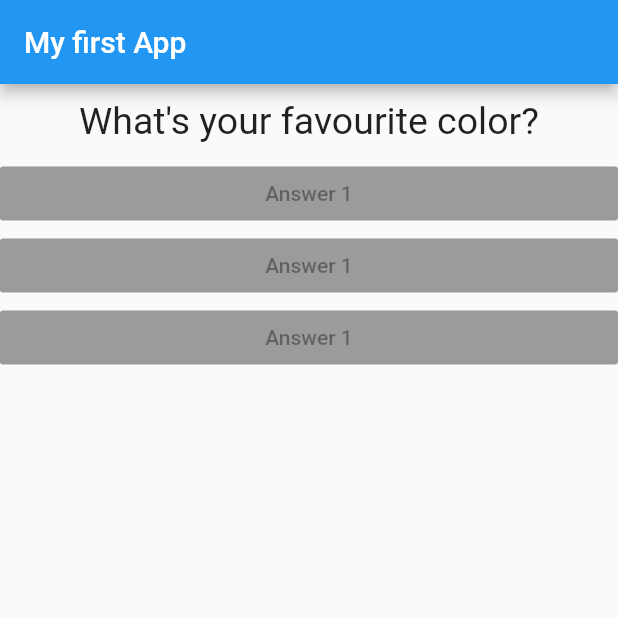
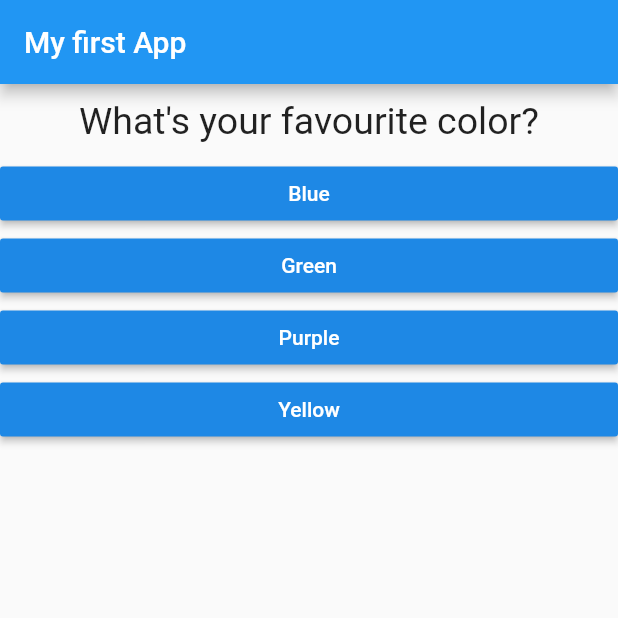
Before and after one commit to Zwennsch/flutterTutorialAcademind, a Flutter app: the screen it shows after launch, on a phone screen of 412 x 824 dp, the top half of it. Run offline on Flutter 3.47's test engine with Material 2 defaults, Android fonts, the phone set to English and light mode, and no system bars.

Commit message:
changed questions into map

```diff
--- a/lib/answer.dart
+++ b/lib/answer.dart
@@ -1,15 +1,20 @@
 import 'package:flutter/material.dart';
 
 class Answer extends StatelessWidget {
+  final Function selectHandler;
+  final String answerText;
+
+  Answer(this.selectHandler, this.answerText);
   @override
   Widget build(BuildContext context) {
     // TODO: implement build
     return Container(
       width: double.infinity,
       child: RaisedButton(
-        color: Colors.green[100],
-        child: Text('Answer 1'),
-        onPressed: null,
+        color: Colors.blue[600],
+        textColor: Colors.white,
+        child: Text(answerText),
+        onPressed: selectHandler,
       ),
     );
     throw UnimplementedError();
--- a/lib/main.dart
+++ b/lib/main.dart
@@ -18,7 +18,7 @@ class _MyAppState extends State<MyApp> {
   var _questionIndex = 0;
   void _answerQuestion() {
     setState(() {
-      if (_questionIndex < 1) {
+      if (_questionIndex < 2) {
         _questionIndex++;
       } else {
         _questionIndex = 0;
@@ -30,8 +30,18 @@ class _MyAppState extends State<MyApp> {
   @override
   Widget build(BuildContext context) {
     var questions = [
-      'What\'s your favourite color?',
-      'What is your favourite football team?'
+      {
+        'questionText': 'What\'s your favourite color?',
+        'answers': ['Blue', 'Green', 'Purple' , 'Yellow']
+      },
+      {
+        'questionText': 'What is your favourite football team?',
+        'answers': ['Werder', 'BVB', 'HSV']
+      },
+      {
+        'questionText': 'What is your favourite animal?',
+        'answers': ['Lion', 'Tiger', 'Dog']
+      },
     ];
     return MaterialApp(
       home: Scaffold(
@@ -40,10 +50,11 @@ class _MyAppState extends State<MyApp> {
         ),
         body: Column(
           children: [
-            Question(questions[_questionIndex]),
-            Answer(),
-            Answer(),
-            Answer(),
+            Question(questions[_questionIndex]['questionText']),
+            ...(questions[_questionIndex]['answers'] as List<String>)
+                .map((answer) {
+              return Answer(_answerQuestion, answer);
+            }).toList()
           ],
         ),
       ),
```
